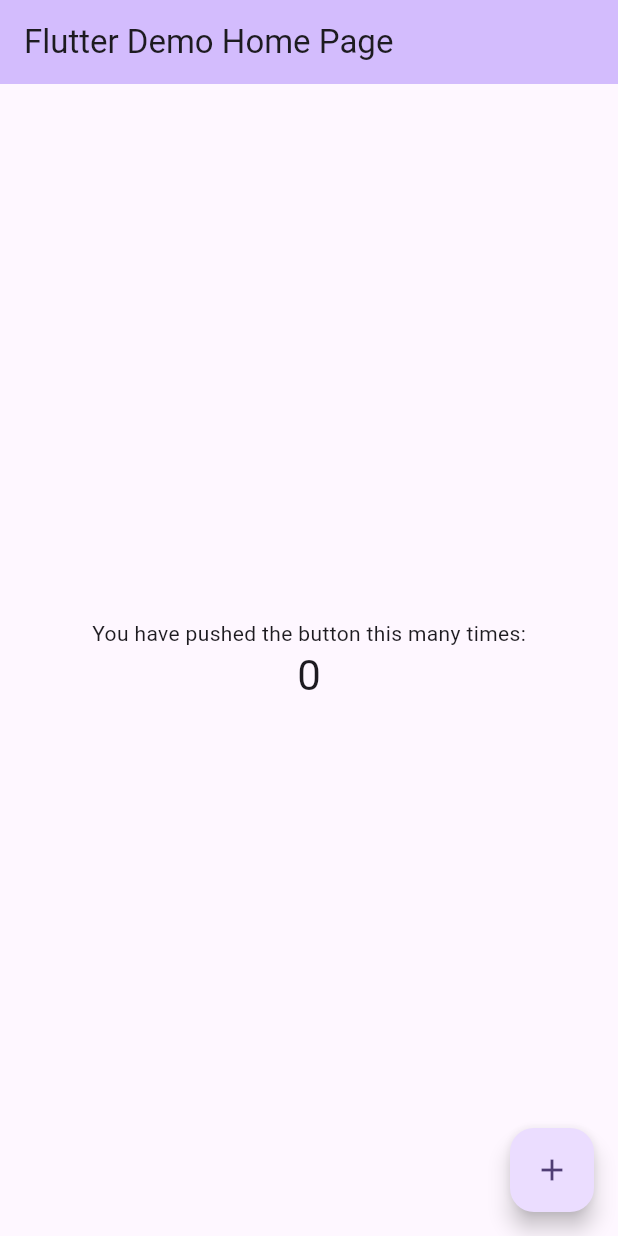
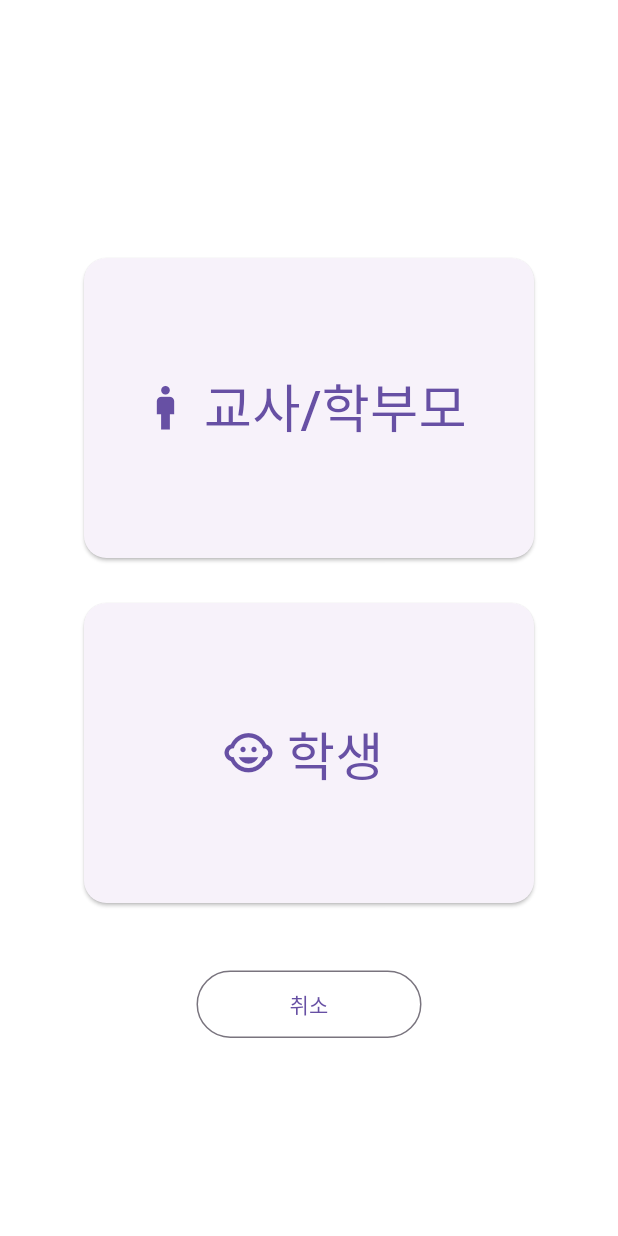
Before and after one commit to hjg1473/-, a Flutter app: the screen it shows after launch, on a phone screen of 412 x 824 dp. Run offline on Flutter 3.47's test engine with Material 3 defaults, Android fonts, the light colour scheme and no system bars.

Commit message:
Added Registration pages

```diff
--- a/block_english/lib/main.dart
+++ b/block_english/lib/main.dart
@@ -1,3 +1,4 @@
+import 'package:block_english/screens/reg_select_role_screen.dart';
 import 'package:flutter/material.dart';
 
 void main() {
@@ -10,116 +11,8 @@
   // This widget is the root of your application.
   @override
   Widget build(BuildContext context) {
-    return MaterialApp(
-      title: 'Flutter Demo',
-      theme: ThemeData(
-        // This is the theme of your application.
-        //
-        // TRY THIS: Try running your application with "flutter run". You'll see
-        // the application has a purple toolbar. Then, without quitting the app,
-        // try changing the seedColor in the colorScheme below to Colors.green
-        // and then invoke "hot reload" (save your changes or press the "hot
-        // reload" button in a Flutter-supported IDE, or press "r" if you used
-        // the command line to start the app).
-        //
-        // Notice that the counter didn't reset back to zero; the application
-        // state is not lost during the reload. To reset the state, use hot
-        // restart instead.
-        //
-        // This works for code too, not just values: Most code changes can be
-        // tested with just a hot reload.
-        colorScheme: ColorScheme.fromSeed(seedColor: Colors.deepPurple),
-        useMaterial3: true,
-      ),
-      home: const MyHomePage(title: 'Flutter Demo Home Page'),
+    return const MaterialApp(
+      home: RegSelectRoleScreen(),
     );
   }
 }
-
-class MyHomePage extends StatefulWidget {
-  const MyHomePage({super.key, required this.title});
-
-  // This widget is the home page of your application. It is stateful, meaning
-  // that it has a State object (defined below) that contains fields that affect
-  // how it looks.
-
-  // This class is the configuration for the state. It holds the values (in this
-  // case the title) provided by the parent (in this case the App widget) and
-  // used by the build method of the State. Fields in a Widget subclass are
-  // always marked "final".
-
-  final String title;
-
-  @override
-  State<MyHomePage> createState() => _MyHomePageState();
-}
-
-class _MyHomePageState extends State<MyHomePage> {
-  int _counter = 0;
-
-  void _incrementCounter() {
-    setState(() {
-      // This call to setState tells the Flutter framework that something has
-      // changed in this State, which causes it to rerun the build method below
-      // so that the display can reflect the updated values. If we changed
-      // _counter without calling setState(), then the build method would not be
-      // called again, and so nothing would appear to happen.
-      _counter++;
-    });
-  }
-
-  @override
-  Widget build(BuildContext context) {
-    // This method is rerun every time setState is called, for instance as done
-    // by the _incrementCounter method above.
-    //
-    // The Flutter framework has been optimized to make rerunning build methods
-    // fast, so that you can just rebuild anything that needs updating rather
-    // than having to individually change instances of widgets.
-    return Scaffold(
-      appBar: AppBar(
-        // TRY THIS: Try changing the color here to a specific color (to
-        // Colors.amber, perhaps?) and trigger a hot reload to see the AppBar
-        // change color while the other colors stay the same.
-        backgroundColor: Theme.of(context).colorScheme.inversePrimary,
-        // Here we take the value from the MyHomePage object that was created by
-        // the App.build method, and use it to set our appbar title.
-        title: Text(widget.title),
-      ),
-      body: Center(
-        // Center is a layout widget. It takes a single child and positions it
-        // in the middle of the parent.
-        child: Column(
-          // Column is also a layout widget. It takes a list of children and
-          // arranges them vertically. By default, it sizes itself to fit its
-          // children horizontally, and tries to be as tall as its parent.
-          //
-          // Column has various properties to control how it sizes itself and
-          // how it positions its children. Here we use mainAxisAlignment to
-          // center the children vertically; the main axis here is the vertical
-          // axis because Columns are vertical (the cross axis would be
-          // horizontal).
-          //
-          // TRY THIS: Invoke "debug painting" (choose the "Toggle Debug Paint"
-          // action in the IDE, or press "p" in the console), to see the
-          // wireframe for each widget.
-          mainAxisAlignment: MainAxisAlignment.center,
-          children: <Widget>[
-            const Text(
-              'You have pushed the button this many times:',
-            ),
-            Text(
-              '$_counter',
-              style: Theme.of(context).textTheme.headlineMedium,
-            ),
-          ],
-        ),
-      ),
-      floatingActionButton: FloatingActionButton(
-        onPressed: _incrementCounter,
-        tooltip: 'Increment',
-        child: const Icon(Icons.add),
-      ), // This trailing comma makes auto-formatting nicer for build methods.
-    );
-  }
-}
--- /dev/null
+++ b/block_english/lib/screens/reg_select_role_screen.dart
@@ -0,0 +1,48 @@
+import 'package:block_english/widgets/registration_button.dart';
+import 'package:flutter/material.dart';
+
+class RegSelectRoleScreen extends StatelessWidget {
+  const RegSelectRoleScreen({super.key});
+
+  @override
+  Widget build(BuildContext context) {
+    return Scaffold(
+      backgroundColor: Colors.white,
+      body: Center(
+        child: Column(
+          mainAxisAlignment: MainAxisAlignment.center,
+          crossAxisAlignment: CrossAxisAlignment.center,
+          children: [
+            const SizedBox(
+              height: 40,
+            ),
+            const RegistrationWidget(
+              icon: Icons.man,
+              text: "교사/학부모",
+              routeName: '/reg_super',
+            ),
+            const SizedBox(
+              height: 30,
+            ),
+            const RegistrationWidget(
+              icon: Icons.child_care,
+              text: "학생",
+              routeName: '/reg_student',
+            ),
+            const SizedBox(
+              height: 45,
+            ),
+            SizedBox(
+              height: 45,
+              width: 150,
+              child: OutlinedButton(
+                onPressed: () {},
+                child: const Text("취소"),
+              ),
+            ),
+          ],
+        ),
+      ),
+    );
+  }
+}
--- /dev/null
+++ b/block_english/lib/widgets/registration_button.dart
@@ -0,0 +1,42 @@
+import 'package:flutter/material.dart';
+
+class RegistrationWidget extends StatelessWidget {
+  final IconData icon;
+  final String text;
+  final String routeName;
+
+  const RegistrationWidget({
+    super.key,
+    required this.icon,
+    required this.text,
+    required this.routeName,
+  });
+
+  @override
+  Widget build(BuildContext context) {
+    return SizedBox(
+      height: 200,
+      width: 300,
+      child: ElevatedButton.icon(
+        style: ElevatedButton.styleFrom(
+          shape: const RoundedRectangleBorder(
+            borderRadius: BorderRadius.all(Radius.circular(15.0)),
+          ),
+        ),
+        onPressed: () {
+          // Navigator.of(context).pushNamed(routeName);
+        },
+        icon: Icon(
+          icon,
+          size: 35,
+        ),
+        label: Text(
+          text,
+          style: const TextStyle(
+            fontSize: 35,
+          ),
+        ),
+      ),
+    );
+  }
+}
```
